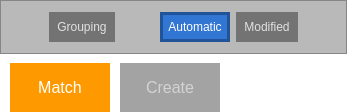
Before: the Qt Designer form userstudy/Controls.ui in ennetws/topo-blend-userstudy, drawn with Qt 5.
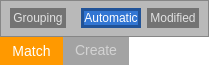
After: the same form once the commit is applied. Icons and pictures are not drawn.

The edit to the form file:
```diff
--- a/userstudy/Controls.ui
+++ b/userstudy/Controls.ui
@@ -6,15 +6,15 @@
    <rect>
     <x>0</x>
     <y>0</y>
-    <width>347</width>
-    <height>112</height>
+    <width>209</width>
+    <height>65</height>
    </rect>
   </property>
   <property name="styleSheet">
    <string notr="true">QWidget { background:transparent }
 
-QTabBar { font-size: 16px; alignment: center; }
-QTabBar::tab { background: rgba(20, 20, 20, 100); color: lightgray; padding: 15px; margin-left:10px; min-width:70px;} 
+QTabBar { font-size: 14px; alignment: center; }
+QTabBar::tab { background: rgba(20, 20, 20, 100); color: lightgray; } 
 QTabBar::tab:selected { background: rgb(255,153,0); color: white; } 
 QTabBar::tab:hover:!pressed { background:rgb(255,192,98); color:white;  }
 
@@ -22,7 +22,6 @@
 QPushButton { 
 	background:rgb(90,90,90,128);
 	border: 3px solid rgb(90,90,90,0);
-	padding: 5px;
     color: white;
 	font-size: 12px;
 }
@@ -30,7 +29,6 @@
 QCheckBox { 
 	background:rgb(90,90,90,128);
 	border: 3px solid rgb(90,90,90,0);
-	padding: 5px;
     color: white;
 	font-size: 12px;
 }
@@ -65,18 +63,9 @@
        <string>Match</string>
       </attribute>
       <layout class="QGridLayout" name="gridLayout_2">
-       <property name="leftMargin">
+       <property name="margin">
         <number>0</number>
        </property>
-       <property name="topMargin">
-        <number>0</number>
-       </property>
-       <property name="rightMargin">
-        <number>0</number>
-       </property>
-       <property name="bottomMargin">
-        <number>9</number>
-       </property>
        <property name="spacing">
         <number>0</number>
        </property>
@@ -105,10 +94,7 @@
           <enum>QFrame::Raised</enum>
          </property>
          <layout class="QVBoxLayout" name="verticalLayout_2">
-          <property name="topMargin">
-           <number>0</number>
-          </property>
-          <property name="bottomMargin">
+          <property name="margin">
            <number>0</number>
           </property>
           <item>
```
Left out of the diff: 11 changed lines with no effect on the pictures.
